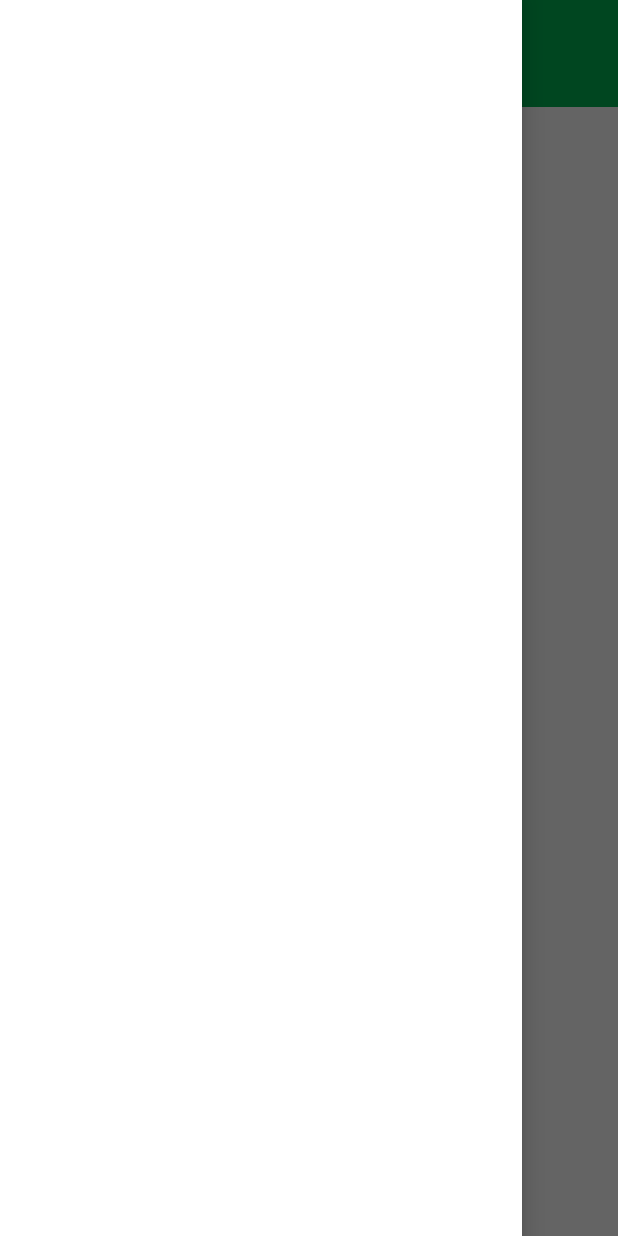
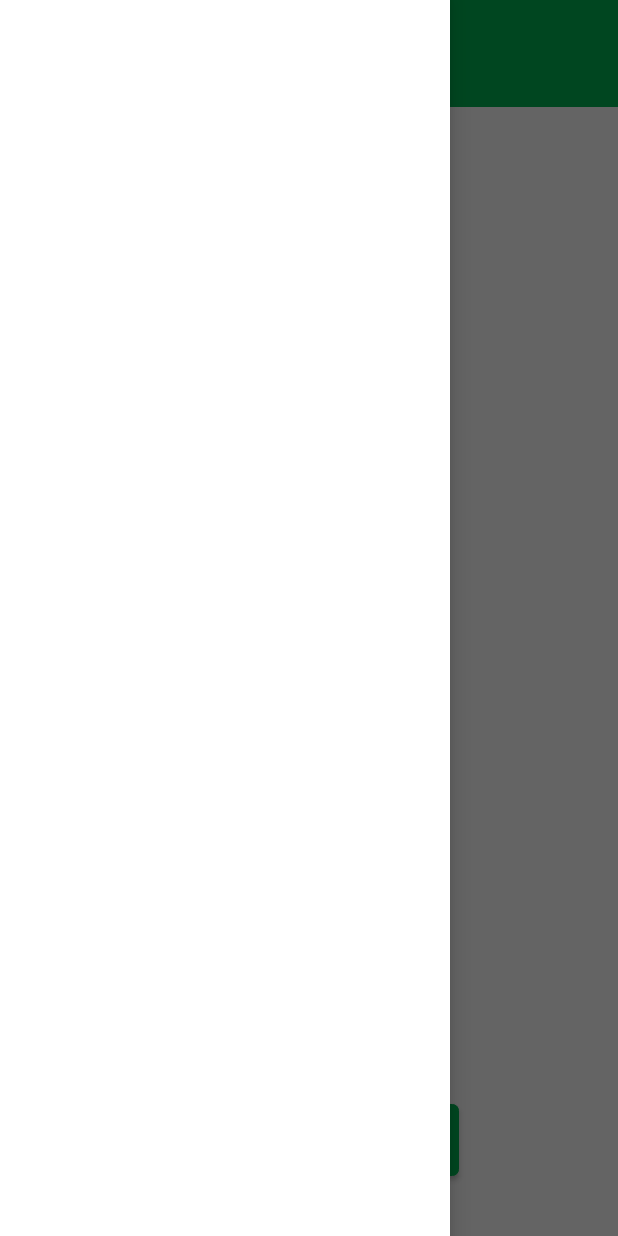
Before and after one commit to jiangtuanyuan/Trajectory, an Android app: the screen it shows after launch (MainActivity), with the side drawer open, on a phone screen of 412 x 824 dp. Run offline under Robolectric (Android 15) with nearby library versions, the phone set to English and light mode, and no system bars; our stand-ins replace ButterKnife, RxJava; libraries missing offline, so code that uses them is left out: com.amap.api, com.kaopiz.kprogresshud, com.tbruyelle.rxpermissions2, org.litepal; 5 statements that could not run were skipped.

Commit message:
修改代码

```diff
--- a/app/src/main/AndroidManifest.xml
+++ b/app/src/main/AndroidManifest.xml
@@ -47,7 +47,7 @@
         </provider>
 
 
-        <activity android:name=".view.MainActivity">
+        <activity android:name=".view.main.MainActivity">
             <intent-filter>
                 <action android:name="android.intent.action.MAIN" />
 
--- a/app/src/main/java/org/xiaobai/trajectory/view/base/BaseActivity.java
+++ b/app/src/main/java/org/xiaobai/trajectory/view/base/BaseActivity.java
@@ -5,12 +5,14 @@ import android.os.Bundle;
 import android.support.annotation.Nullable;
 import android.support.v7.app.AppCompatActivity;
 import android.support.v7.widget.Toolbar;
+import android.util.Log;
 import android.view.inputmethod.InputMethodManager;
 
 
 import com.kaopiz.kprogresshud.KProgressHUD;
 
 
+import org.xiaobai.trajectory.BuildConfig;
 import org.xiaobai.trajectory.R;
 
 import butterknife.ButterKnife;
@@ -54,6 +56,7 @@ public abstract class BaseActivity extends AppCompatActivity {
             mCompositeDisposable.clear();
         }
     }
+
     public CompositeDisposable getmCompositeDisposable() {
         if (mCompositeDisposable == null) {
             mCompositeDisposable = new CompositeDisposable();
@@ -163,4 +166,16 @@ public abstract class BaseActivity extends AppCompatActivity {
             kProgressHUD.dismiss();
         }
     }
+
+    /**
+     * 显示日志
+     * DEBUG 模式下输出  release关闭
+     *
+     * @param logs
+     */
+    public void LOG(String tag, String logs) {
+        if (BuildConfig.DEBUG) {
+            Log.e(tag, logs);
+        }
+    }
 }
--- a/app/src/main/java/org/xiaobai/trajectory/view/MainActivity.java
+++ b/app/src/main/java/org/xiaobai/trajectory/view/main/MainActivity.java
@@ -1,4 +1,4 @@
-package org.xiaobai.trajectory.view;
+package org.xiaobai.trajectory.view.main;
 
 import android.Manifest;
 import android.graphics.Color;
@@ -6,7 +6,7 @@ import android.os.Build;
 import android.os.Bundle;
 import android.support.design.widget.NavigationView;
 import android.support.v4.widget.DrawerLayout;
-import android.util.Log;
+import android.view.KeyEvent;
 import android.view.WindowManager;
 import android.widget.Button;
 import android.widget.TextView;
@@ -35,19 +35,19 @@ import org.xiaobai.utils.SPUtils;
 import org.xiaobai.utils.ToastUtil;
 
 import butterknife.BindView;
-import butterknife.ButterKnife;
 import butterknife.OnClick;
 import io.reactivex.Observer;
 import io.reactivex.disposables.Disposable;
 
-
+/**
+ * 主界面
+ * 2019-06-05
+ */
 public class MainActivity extends BaseActivity implements LocationSource, AMapLocationListener, AMap.OnMapClickListener, AMap.OnMarkerClickListener {
     @BindView(R.id.tv_top)
     TextView tvTop;
     @BindView(R.id.mapView)
     MapView mapView;
-    @BindView(R.id.nav_view)
-    NavigationView navView;
     @BindView(R.id.drawer_layout)
     DrawerLayout drawerLayout;
     @BindView(R.id.tv_info)
@@ -55,6 +55,7 @@ public class MainActivity extends BaseActivity implements LocationSource, AMapLo
     @BindView(R.id.bt_start)
     Button btStart;
     private String TAG = "MainActivity";
+
     //地图相关
     private AMap aMap;//地图控制器
     private OnLocationChangedListener mListener;
@@ -62,6 +63,7 @@ public class MainActivity extends BaseActivity implements LocationSource, AMapLo
     private AMapLocationClientOption mLocationOption;
     private AMapLocation AmapLocation;
     private UiSettings mUiSettings;
+
     //定位信息
     private Double MyLng = 0.0;//当前的
     private Double MyLat = 0.0;
@@ -75,7 +77,8 @@ public class MainActivity extends BaseActivity implements LocationSource, AMapLo
     private int mIsStart = 0;
     //数据库的表
     private LocationInfo mLocationInfo;
-
+    //保存的次数
+    private int mSaveNumber = 0;
 
     @Override
     protected void onResume() {
@@ -121,7 +124,6 @@ public class MainActivity extends BaseActivity implements LocationSource, AMapLo
     protected void initViews(Bundle savedInstanceState) {
         checkPermissions(this);
         initMap(savedInstanceState);
-
     }
 
     /**
@@ -149,7 +151,6 @@ public class MainActivity extends BaseActivity implements LocationSource, AMapLo
         mUiSettings.setLogoLeftMargin(-350);//设置高德地图的位置
         mUiSettings.setMyLocationButtonEnabled(true);// 设置默认定位按钮是否显示
 
-
         MyLocationStyle myLocationStyle = new MyLocationStyle(); // 自定义系统定位蓝点
         myLocationStyle.strokeColor(Color.BLACK);// 设置圆形的边框颜色
         myLocationStyle.strokeWidth(1);    //自定义精度范围的圆形边框宽度
@@ -163,8 +164,6 @@ public class MainActivity extends BaseActivity implements LocationSource, AMapLo
 
         aMap.setOnMapClickListener(this);
         aMap.setOnMarkerClickListener(this);
-
-        //iniLocationData();
     }
 
     /**
@@ -185,12 +184,13 @@ public class MainActivity extends BaseActivity implements LocationSource, AMapLo
                 MyTown = amapLocation.getDistrict();//城区信息
                 MyVillage = amapLocation.getStreet();//街道信息
                 tvInfo.setText(amapLocation.getAddress());
+
                 //这次定位与上次定位 超过10米就保存
                 float distance = AMapUtils.calculateLineDistance(new LatLng(MySLat, MySLng), new LatLng(MyLat, MyLng));
-                Log.e(TAG, "当前定位经纬度:(" + MyLng + "," + MyLat + " 上次经纬度:(" + MySLng + "," + MySLat + ")  距离:" + distance);
+                LOG(TAG, "当前定位经纬度:(" + MyLng + "," + MyLat + " 上次经纬度:(" + MySLng + "," + MySLat + ")  距离:" + distance);
                 if (distance >= 10) {
                     if (mIsStart == 1) {
-                        Log.e(TAG, "距离超过10米,并且开启了轨迹记录,保存位置点~");
+                        LOG(TAG, "距离超过10米,并且开启了轨迹记录,保存位置点~");
                         mLocationInfo = new LocationInfo();
                         mLocationInfo.setLat(MyLat + "");
                         mLocationInfo.setLng(MyLng + "");
@@ -202,7 +202,7 @@ public class MainActivity extends BaseActivity implements LocationSource, AMapLo
                         MySLat = MyLat;
                     }
                 } else {
-                    Log.e(TAG, "距离未超过10米,不保存位置点");
+                    LOG(TAG, "距离未超过10米,不保存位置点");
                 }
                 if (isFirstLoc) {
                     mListener.onLocationChanged(amapLocation);// 显示系统小蓝点
@@ -229,7 +229,6 @@ public class MainActivity extends BaseActivity implements LocationSource, AMapLo
             mlocationClient.setLocationOption(mLocationOption);
             mLocationOption.setOnceLocation(false);
             mLocationOption.setInterval(5 * 1000);
-            // 在定位结束后，在合适的生命周期调用onDestroy()方法
             // 在单次定位情况下，定位无论成功与否，都无需调用stopLocation()方法移除请求，定位sdk内部会移除
             mlocationClient.startLocation();
 
@@ -307,23 +306,30 @@ public class MainActivity extends BaseActivity implements LocationSource, AMapLo
         }
     }
 
-    private int mSaveNumber = 0;
 
     @OnClick(R.id.bt_start)
     public void onViewClicked() {
         if (mIsStart == 1) {
             mIsStart = 0;
-            ToastUtil.showToast("已保存" + mSaveNumber + "条轨迹记录!");
-            //已经开始了 红色
             btStart.setBackgroundResource(R.drawable.shape_start_bt_bg);
             btStart.setText("开 启 轨 迹 记 录");
+            ToastUtil.showToast("已保存" + mSaveNumber + "条轨迹记录!");
         } else {
             mIsStart = 1;
             mSaveNumber = 0;
-            ToastUtil.showToast("已开启轨迹记录!");
-            //已经开始了 红色
             btStart.setBackgroundResource(R.drawable.shape_end_bt_bg);
             btStart.setText("结 束 轨 迹 记 录");
+            ToastUtil.showToast("已开启轨迹记录!");
         }
+        //保存状态
+        SPUtils.getInstance().putInt(SPUtils.IS_START_LOCATION, mIsStart);
+    }
+
+    @Override
+    public boolean onKeyDown(int keyCode, KeyEvent event) {
+        if (keyCode == KeyEvent.KEYCODE_BACK) {
+            moveTaskToBack(false);
+        }
+        return super.onKeyDown(keyCode, event);
     }
 }
--- a/app/src/main/java/org/xiaobai/utils/SPUtils.java
+++ b/app/src/main/java/org/xiaobai/utils/SPUtils.java
@@ -14,7 +14,7 @@ import org.xiaobai.trajectory.app.MyApp;
 public class SPUtils {
     private SharedPreferences share;
     private SharedPreferences.Editor editor;
-    private String SHARED_NAME = "phplogininfo";//sp的文件名
+    private String SHARED_NAME = "trajectory_sp";//sp的文件名
 
     private SPUtils() {
         share = MyApp.getContext().getSharedPreferences(SHARED_NAME, Context.MODE_PRIVATE);
--- a/app/src/main/res/layout/activity_main.xml
+++ b/app/src/main/res/layout/activity_main.xml
@@ -13,12 +13,10 @@
         android:layout_width="match_parent"
         android:layout_height="match_parent" />
 
-    <android.support.design.widget.NavigationView
-        android:id="@+id/nav_view"
-        android:layout_width="match_parent"
+    <include
+        layout="@layout/main_drawer_layout"
+        android:layout_width="300dp"
         android:layout_height="match_parent"
-        android:layout_gravity="start"
-        android:background="@color/white"
-        android:fitsSystemWindows="true" />
+        android:layout_gravity="start" />
 
 </android.support.v4.widget.DrawerLayout>
--- /dev/null
+++ b/app/src/main/res/layout/main_drawer_layout.xml
@@ -0,0 +1,8 @@
+<?xml version="1.0" encoding="utf-8"?>
+<LinearLayout xmlns:android="http://schemas.android.com/apk/res/android"
+    android:layout_width="200dp"
+    android:layout_height="match_parent"
+    android:background="@color/white"
+    android:orientation="vertical">
+
+</LinearLayout>
```
